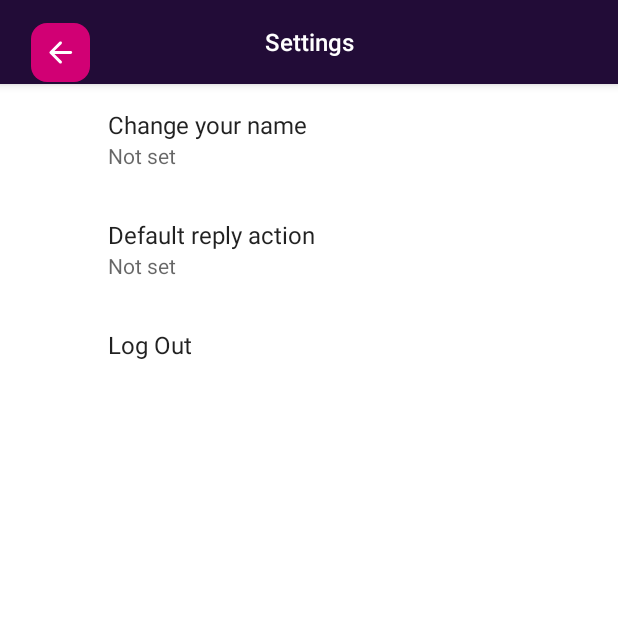
After one commit to guretskiysemyon/EchoAndroid, an Android app: the SettingsActivity screen opened directly, with no data from a screen before it, on a phone screen of 412 x 824 dp, the top half of it. The commit adds this screen. Run offline under Robolectric (Android 15) with nearby library versions, the phone set to English and light mode, and no system bars; our stand-ins replace androidx.preference, sdp/ssp sizes.

```diff
--- a/app/build.gradle
+++ b/app/build.gradle
@@ -33,6 +33,8 @@ android {
 }
 
 dependencies {
+    implementation 'androidx.preference:preference:1.1.1'
+
 
     //Room
     def room_version = "2.4.2"
@@ -66,6 +68,9 @@ dependencies {
     implementation 'com.google.firebase:firebase-core:21.0.0'
 
 
+    //Settings
+    implementation 'androidx.preference:preference:1.1.0-alpha02'
+
     //MultiDex
     implementation 'androidx.multidex:multidex:2.0.1'
 }
--- a/app/src/main/AndroidManifest.xml
+++ b/app/src/main/AndroidManifest.xml
@@ -26,27 +26,20 @@
         tools:targetApi="31">
         <activity
             android:name=".Activities.LandscapeActivity"
+            android:configChanges="orientation|screenSize|keyboardHidden"
             android:exported="false"
-            android:configChanges="orientation|screenSize|keyboardHidden"
-            android:screenOrientation="sensor"
-            />
+            android:screenOrientation="sensor" />
         <activity
             android:name=".Activities.AddContactActivity"
             android:exported="true" />
         <activity
             android:name=".Activities.ChatActivity"
+            android:configChanges="orientation|screenSize|keyboardHidden"
             android:exported="true"
-            android:windowSoftInputMode="adjustResize"
-            android:configChanges="orientation|screenSize|keyboardHidden"
             android:screenOrientation="sensor"
-            />
+            android:windowSoftInputMode="adjustResize" />
         <activity
             android:name=".Activities.MainActivity"
-            android:exported="true"
-            android:windowSoftInputMode="adjustResize">
-        </activity>
-        <activity
-            android:name=".Activities.LogInActivity"
             android:exported="true"
             android:windowSoftInputMode="adjustResize">
             <intent-filter>
@@ -56,7 +49,17 @@
             </intent-filter>
         </activity>
         <activity
+            android:name=".Activities.LogInActivity"
+            android:exported="true"
+            android:windowSoftInputMode="adjustResize">
+
+        </activity>
+        <activity
             android:name=".Activities.SignUpActivity"
+            android:exported="true"
+            android:windowSoftInputMode="adjustResize" />
+        <activity
+            android:name=".Activities.SettingsActivity"
             android:exported="true"
             android:windowSoftInputMode="adjustResize" />
 
--- a/app/src/main/java/com/echoexp4/Activities/MainActivity.java
+++ b/app/src/main/java/com/echoexp4/Activities/MainActivity.java
@@ -47,7 +47,10 @@ public class MainActivity extends AppCompatActivity implements UserListener {
 
     private void setListeners(){
         //binding.ImageBack.setOnClickListener(e -> onBackPressed());
-
+        binding.imageSettings.setOnClickListener(e-> {
+            Intent i  = new Intent(MainActivity.this, SettingsActivity.class);
+            startActivity(i);
+        });
         binding.addContactButton.setOnClickListener(v -> {
             Intent intent = new Intent(MainActivity.this, AddContactActivity.class);
             startActivityForResult(intent, 1);
--- /dev/null
+++ b/app/src/main/java/com/echoexp4/Activities/SettingsActivity.java
@@ -0,0 +1,30 @@
+package com.echoexp4.Activities;
+
+import androidx.appcompat.app.AppCompatActivity;
+
+import android.os.Bundle;
+
+import com.echoexp4.R;
+import com.echoexp4.SettingsFragment;
+import com.echoexp4.databinding.ActivityChatBinding;
+
+
+public class SettingsActivity extends AppCompatActivity {
+
+
+    @Override
+    protected void onCreate(Bundle savedInstanceState) {
+        super.onCreate(savedInstanceState);
+        setContentView(R.layout.settings_layout);
+
+        // below line is used to check if
+        // frame layout is empty or not.
+        if (findViewById(R.id.container) != null) {
+            if (savedInstanceState != null) {
+                return;
+            }
+            // below line is to inflate our fragment.
+            getSupportFragmentManager().beginTransaction().replace(R.id.container, new SettingsFragment()).commit();
+        }
+    }
+}
--- /dev/null
+++ b/app/src/main/java/com/echoexp4/SettingsFragment.java
@@ -0,0 +1,15 @@
+package com.echoexp4;
+
+import android.os.Bundle;
+
+import androidx.annotation.Nullable;
+import androidx.preference.PreferenceFragmentCompat;
+
+public class SettingsFragment extends PreferenceFragmentCompat {
+
+
+    @Override
+    public void onCreatePreferences(Bundle savedInstanceState, String rootKey) {
+        setPreferencesFromResource(R.xml.root_preferences, rootKey);
+    }
+}
--- a/app/src/main/res/layout/activity_main.xml
+++ b/app/src/main/res/layout/activity_main.xml
@@ -22,7 +22,7 @@
         app:riv_corner_radius="@dimen/_8sdp"/>
 
     <androidx.appcompat.widget.AppCompatImageView
-        android:id="@+id/imageSignOut"
+        android:id="@+id/imageSettings"
         android:layout_width="@dimen/_30sdp"
         android:layout_height="@dimen/_30sdp"
         android:layout_marginTop="@dimen/_12sdp"
--- /dev/null
+++ b/app/src/main/res/layout/settings_layout.xml
@@ -0,0 +1,57 @@
+<?xml version="1.0" encoding="utf-8"?>
+<androidx.coordinatorlayout.widget.CoordinatorLayout xmlns:android="http://schemas.android.com/apk/res/android"
+    xmlns:app="http://schemas.android.com/apk/res-auto"
+    android:layout_width="match_parent"
+    android:layout_height="match_parent"
+    xmlns:tools="http://schemas.android.com/tools"
+    tools:context=".Activities.MainActivity">
+
+    <com.google.android.material.appbar.AppBarLayout
+        android:layout_width="match_parent"
+        android:layout_height="wrap_content">
+
+        <androidx.appcompat.widget.Toolbar
+            android:id="@+id/toolbar"
+            android:layout_width="match_parent"
+            android:layout_height="wrap_content"
+            android:background="@color/panel_color"
+            android:theme="@style/ThemeOverlay.AppCompat.Dark.ActionBar">
+
+            <androidx.appcompat.widget.AppCompatImageView
+                android:id="@+id/ImageBack"
+                android:layout_width="@dimen/_30sdp"
+                android:layout_height="@dimen/_30sdp"
+                android:layout_marginStart="@dimen/_16sdp"
+                android:layout_marginLeft="@dimen/_16sdp"
+                android:layout_marginTop="@dimen/_12sdp"
+                android:background="@drawable/background_icon"
+                android:padding="@dimen/_6sdp"
+                android:src="@drawable/ic_back"
+                app:layout_constraintStart_toStartOf="parent"
+                app:layout_constraintTop_toTopOf="parent"
+                android:tint="@color/white"
+                />
+
+            <TextView
+                android:id="@+id/toolbar_title"
+                android:layout_width="wrap_content"
+                android:layout_height="wrap_content"
+                android:layout_gravity="center"
+                android:text="@string/settings"
+                android:textAppearance="@style/TextAppearance.Widget.AppCompat.Toolbar.Title"
+                android:textColor="@android:color/white"
+                android:textSize="16sp" />
+        </androidx.appcompat.widget.Toolbar>
+
+
+    </com.google.android.material.appbar.AppBarLayout>
+
+
+    <FrameLayout
+        android:id="@+id/container"
+        android:layout_width="match_parent"
+        android:layout_height="match_parent"
+        app:layout_behavior="@string/appbar_scrolling_view_behavior" />
+
+
+</androidx.coordinatorlayout.widget.CoordinatorLayout>
--- /dev/null
+++ b/app/src/main/res/values/arrays.xml
@@ -0,0 +1,12 @@
+<resources>
+    <!-- Reply Preference -->
+    <string-array name="reply_entries">
+        <item>Dark Theme</item>
+        <item>Light Theme</item>
+    </string-array>
+
+    <string-array name="reply_values">
+        <item>Dark Theme</item>
+        <item>Light Theme</item>
+    </string-array>
+</resources>
--- a/app/src/main/res/values/strings.xml
+++ b/app/src/main/res/values/strings.xml
@@ -12,4 +12,19 @@
     <string name="log_in">Log In</string>
     <string name="server">Server</string>
     <string name="add_contact">Add Contact</string>
+    <string name="settings">Settings</string>
+    <!-- Preference Titles -->
+    <string name="messages_header">Messages</string>
+    <string name="sync_header">Sync</string>
+
+    <!-- Messages Preferences -->
+    <string name="signature_title">Your signature</string>
+    <string name="reply_title">Default reply action</string>
+
+    <!-- Sync Preferences -->
+    <string name="sync_title">Sync email periodically</string>
+    <string name="attachment_title">Download incoming attachments</string>
+    <string name="attachment_summary_on">Automatically download attachments for incoming emails
+    </string>
+    <string name="attachment_summary_off">Only download attachments when manually requested</string>
 </resources>
--- /dev/null
+++ b/app/src/main/res/xml/root_preferences.xml
@@ -0,0 +1,26 @@
+<PreferenceScreen xmlns:app="http://schemas.android.com/apk/res-auto">
+
+    <PreferenceCategory>
+
+        <EditTextPreference
+            app:key="signature"
+            app:title="Change your name"
+            app:useSimpleSummaryProvider="true" />
+
+        <ListPreference
+            app:defaultValue="reply"
+            app:entries="@array/reply_entries"
+            app:entryValues="@array/reply_values"
+            app:key="reply"
+            app:title="@string/reply_title"
+            app:useSimpleSummaryProvider="true" />
+
+        <Preference
+            app:key="about_settings_key"
+            app:title="Log Out"/>
+
+
+    </PreferenceCategory>
+
+
+</PreferenceScreen>
```
